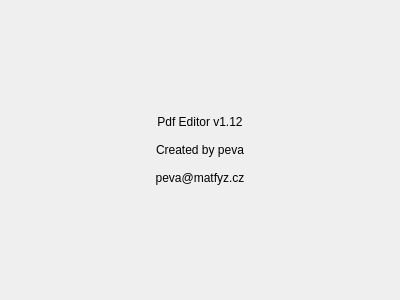
Before: the Qt Designer form aboutDialog.ui in caronnee/pdfeditor, drawn with Qt 5.
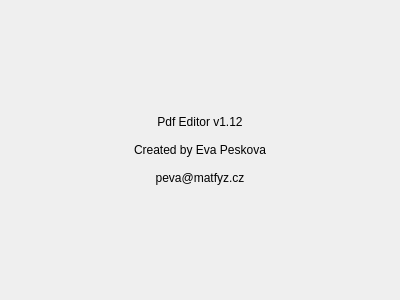
After: the same form once the commit is applied.

```diff
--- a/aboutDialog.ui
+++ b/aboutDialog.ui
@@ -19,7 +19,7 @@
      <property name="text">
       <string>Pdf Editor v1.12
 
- Created by peva 
+ Created by Eva Peskova 
 
 peva@matfyz.cz</string>
      </property>
```
Left out of the diff: 2 changed lines with no effect on the pictures.
